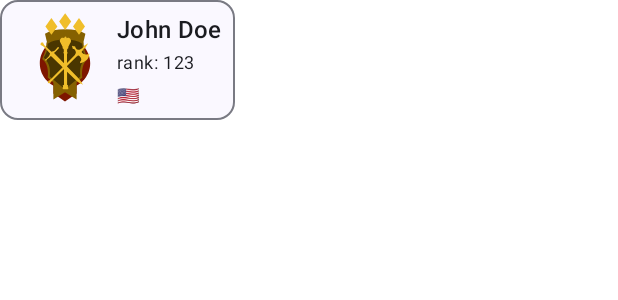
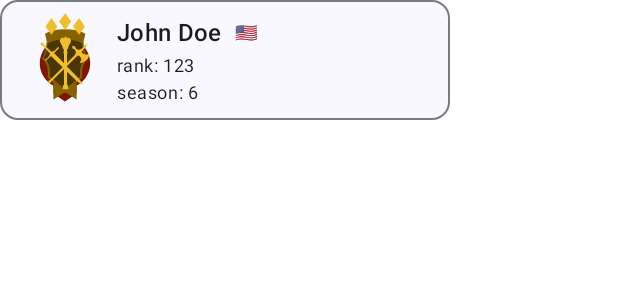
Before and after one commit to fexapk/aoe-lookup, an Android app built with Jetpack Compose: the @Preview function PlayerCardPreview, on a phone screen of 412 x 824 dp. Shown: the top 300 px of the screen. Run offline under Robolectric (Android 15) with nearby library versions, the phone set to English and light mode, and no system bars; our stand-ins replace accompanist.

Commit message:
if a player has not ranked in the current season previous season rmSolo will be displayed in the list

```diff
--- a/app/src/main/java/com/fexapk/aoelookup/model/MatchData.kt
+++ b/app/src/main/java/com/fexapk/aoelookup/model/MatchData.kt
@@ -11,5 +11,6 @@ data class MatchData(
     @SerializedName("wins_count")     val winsCount: Int,
     @SerializedName("losses_count")   val lossesCount: Int,
     @SerializedName("last_game_at")   val lastGameAt: String,
-    @SerializedName("win_rate")       val winRate: Double
+    @SerializedName("win_rate")       val winRate: Double,
+    @SerializedName("previous_seasons") val previousSeasons: List<MatchData>?
 )
--- a/app/src/main/java/com/fexapk/aoelookup/ui/MatchDataUi.kt
+++ b/app/src/main/java/com/fexapk/aoelookup/ui/MatchDataUi.kt
@@ -125,7 +125,8 @@ fun MatchDataCardPreview() {
             lossesCount = 20,
             lastGameAt = "2024-01-31T18:30:00.000Z",
             winRate = 60.0,
-            season = 6
+            season = 6,
+            previousSeasons = null
         )
 
         MatchDataCard(
--- a/app/src/main/java/com/fexapk/aoelookup/ui/PlayerUi.kt
+++ b/app/src/main/java/com/fexapk/aoelookup/ui/PlayerUi.kt
@@ -12,6 +12,7 @@ import androidx.compose.foundation.layout.Spacer
 import androidx.compose.foundation.layout.height
 import androidx.compose.foundation.layout.padding
 import androidx.compose.foundation.layout.size
+import androidx.compose.foundation.layout.width
 import androidx.compose.material3.MaterialTheme
 import androidx.compose.material3.OutlinedCard
 import androidx.compose.material3.Text
@@ -73,8 +74,13 @@ fun PlayerCard(
 fun RankedIcon(player: Player) {
 
     val isSystemDark = isSystemInDarkTheme()
-    val rmSoloInfo: MatchData? = player.leaderboards.rmSolo
-    val rankLevel: String? = rmSoloInfo?.rankLevel
+    val rmSolo: MatchData? = player.leaderboards.rmSolo
+    var rankLevel: String? = rmSolo?.rankLevel ?: "unranked"
+
+    if (rankLevel == "unranked" && rmSolo?.previousSeasons != null) {
+        rankLevel = rmSolo.previousSeasons.first().rankLevel
+    }
+
     val unrankedRes = if (isSystemDark) R.drawable.no_rank_white else R.drawable.no_rank
 
     val drawableRes: Int = RankDrawable.getRankDrawable(rankLevel) ?: unrankedRes
@@ -98,26 +104,34 @@ fun PlayerInformation(
     modifier: Modifier = Modifier
 ) {
 
-    fun getEmojiFromIsoCountryCode(isoCode: String?): String {
+    val rmSolo: MatchData? = player.leaderboards.rmSolo
 
-        if (isoCode == null) return "\u2753"
+    var rank = rmSolo?.rank ?: 0
+    var season = rmSolo?.season ?: 0
 
-        val upperCaseCode = isoCode.uppercase()
-        val firstLetter = Character.codePointAt(upperCaseCode, 0) - 0x41 + 0x1F1E6
-        val secondLetter = Character.codePointAt(upperCaseCode, 1) - 0x41 + 0x1F1E6
-        return String(Character.toChars(firstLetter)) + String(Character.toChars(secondLetter))
+
+    if (rank == 0 && rmSolo?.previousSeasons != null) {
+        rank = rmSolo.previousSeasons.first().rank
+        season = rmSolo.previousSeasons.first().season
     }
-
-    val rank = player.leaderboards.rmSolo?.rank ?: 0
 
     Column(
         verticalArrangement = Arrangement.Center,
         modifier = modifier
     ) {
-        Text(
-            text = player.name,
-            style = MaterialTheme.typography.titleMedium
-        )
+        Row(
+            verticalAlignment = Alignment.CenterVertically
+        ) {
+            Text(
+                text = player.name,
+                style = MaterialTheme.typography.titleMedium
+            )
+            Spacer(modifier = Modifier.width(8.dp))
+            Text(
+                text = getEmojiFromIsoCountryCode(player.country),
+                fontSize = 12.sp
+            )
+        }
         Spacer(modifier = Modifier.height(dimensionResource(id = R.dimen.small_spacer_height)))
         Text(
             text = stringResource(id = R.string.player_rank, rank),
@@ -125,10 +139,20 @@ fun PlayerInformation(
         )
         Spacer(modifier = Modifier.height(dimensionResource(id = R.dimen.small_spacer_height)))
         Text(
-            text = getEmojiFromIsoCountryCode(player.country),
-            fontSize = 12.sp
+            text = stringResource(id = R.string.leader_board_season, season),
+            style = MaterialTheme.typography.bodySmall
         )
     }
+}
+
+fun getEmojiFromIsoCountryCode(isoCode: String?): String {
+
+    if (isoCode == null) return "\u2753"
+
+    val upperCaseCode = isoCode.uppercase()
+    val firstLetter = Character.codePointAt(upperCaseCode, 0) - 0x41 + 0x1F1E6
+    val secondLetter = Character.codePointAt(upperCaseCode, 1) - 0x41 + 0x1F1E6
+    return String(Character.toChars(firstLetter)) + String(Character.toChars(secondLetter))
 }
 
 @Preview
@@ -146,7 +170,8 @@ fun PlayerCardPreview() {
                 lossesCount = 20,
                 lastGameAt = "2024-01-31T18:30:00.000Z",
                 winRate = 60.0,
-                season = 6
+                season = 6,
+                previousSeasons = null
             )
         )
         val player =  Player(
@@ -160,7 +185,9 @@ fun PlayerCardPreview() {
 
         PlayerCard(
             player = player,
-            modifier = Modifier.padding(8.dp)
+            modifier = Modifier
+                .width(300.dp)
+                .padding(8.dp)
         )
     }
 }
@@ -176,10 +203,12 @@ fun PlayerNoRankPreview() {
         steamId = "765611987654321",
         country = "us",
         lastGameAt = "2024-02-03T12:45:00.000Z",
-        leaderboards = leaderboards
+        leaderboards = leaderboards,
     )
     PlayerCard(
         player = player,
-        modifier = Modifier.padding(8.dp)
+        modifier = Modifier
+            .width(300.dp)
+            .padding(8.dp)
     )
 }
--- a/app/src/main/res/values/strings.xml
+++ b/app/src/main/res/values/strings.xml
@@ -3,6 +3,7 @@
     <string name="no_players_found">No Players Found</string>
     <string name="no_match_data">No Match Data</string>
     <string name="player_rank">rank: %s</string>
+    <string name="leader_board_season">season: %s</string>
     <string name="rating">rating</string>
     <string name="rank">rank</string>
     <string name="streak">streak</string>
```
